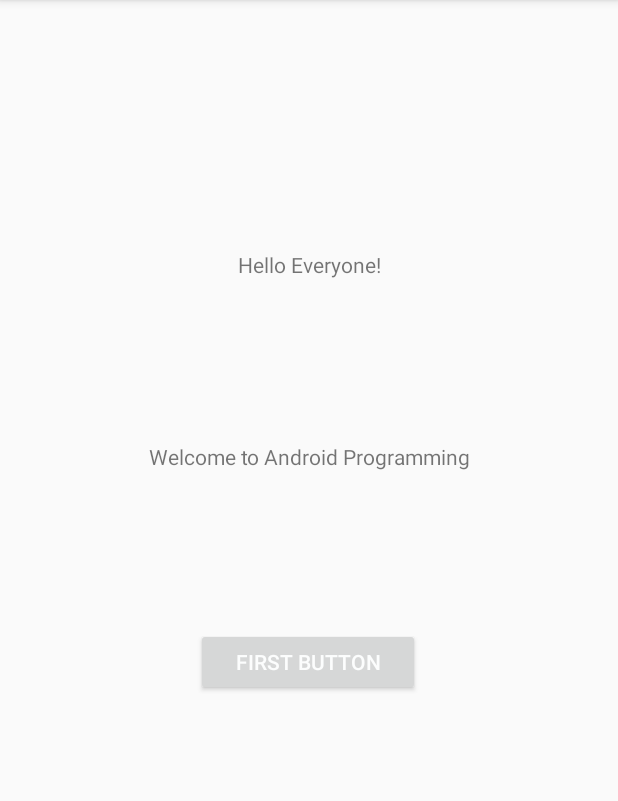
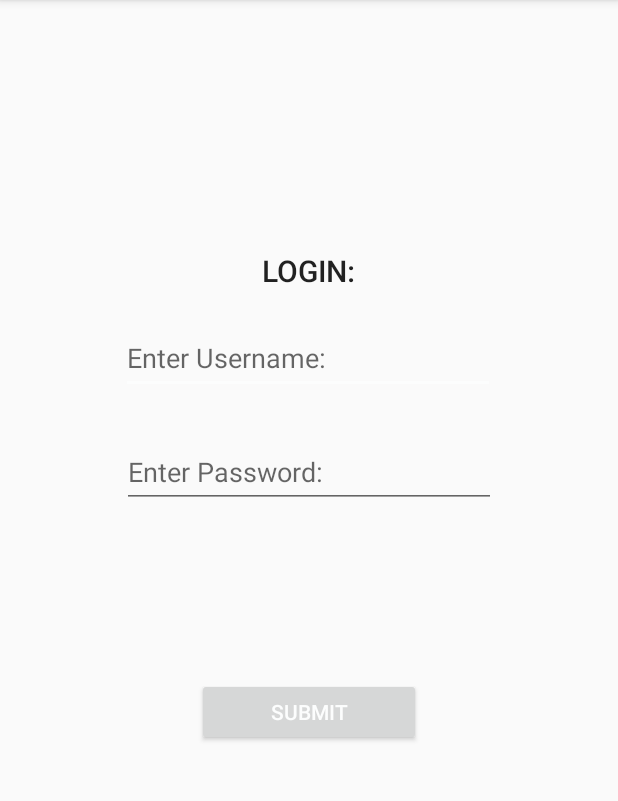
Before and after one commit to c-swa/web-and-mobile-programming, an Android app: the screen it shows after launch (MainActivity), on a phone screen of 412 x 824 dp, the part 84-885 px from its top. Run offline under Robolectric (Android 15) with nearby library versions, the phone set to English and light mode, and no system bars.

Commit message:
ICP 8 updated
ICP 8 updated.

```diff
--- a/ICP 8/Mobile_Lesson1/HelloWorldApp/app/src/main/AndroidManifest.xml
+++ b/ICP 8/Mobile_Lesson1/HelloWorldApp/app/src/main/AndroidManifest.xml
@@ -1,6 +1,8 @@
 <?xml version="1.0" encoding="utf-8"?>
 <manifest xmlns:android="http://schemas.android.com/apk/res/android"
     package="com.csee5590.helloworldapp">
+
+    <uses-permission android:name="android.permission.INTERNET" />
 
     <application
         android:allowBackup="true"
--- a/ICP 8/Mobile_Lesson1/HelloWorldApp/app/src/main/res/layout/activity_main.xml
+++ b/ICP 8/Mobile_Lesson1/HelloWorldApp/app/src/main/res/layout/activity_main.xml
@@ -7,35 +7,57 @@
     tools:context=".MainActivity">
 
     <TextView
-        android:id="@+id/helloEveryoneText"
+        android:id="@+id/LOGINtext"
         android:layout_width="wrap_content"
         android:layout_height="40dp"
-        android:text="Hello Everyone!"
+
+        android:textAppearance="@style/TextAppearance.AppCompat.Title"
+        android:textAllCaps="true"
+        android:text="Login:"
         app:layout_constraintBottom_toBottomOf="parent"
         app:layout_constraintLeft_toLeftOf="parent"
         app:layout_constraintRight_toRightOf="parent"
         app:layout_constraintTop_toTopOf="parent"
         app:layout_constraintVertical_bias="0.229" />
 
-    <TextView
-        android:id="@+id/aPtextView"
-        android:layout_width="wrap_content"
-        android:layout_height="64dp"
+    <EditText
+        android:id="@+id/usernameEdit"
+        android:layout_width="249dp"
+        android:layout_height="47dp"
         android:layout_marginStart="8dp"
         android:layout_marginLeft="8dp"
         android:layout_marginTop="8dp"
         android:layout_marginEnd="8dp"
         android:layout_marginRight="8dp"
         android:layout_marginBottom="8dp"
-        android:text="Welcome to Android Programming"
+        android:hint="Enter Username:"
+        app:layout_constraintBottom_toBottomOf="parent"
+        app:layout_constraintEnd_toEndOf="parent"
+        app:layout_constraintHorizontal_bias="0.497"
+        app:layout_constraintStart_toStartOf="parent"
+        app:layout_constraintTop_toTopOf="parent"
+        app:layout_constraintVertical_bias="0.294" />
+
+    <EditText
+        android:id="@+id/passwordEdit"
+        android:layout_width="249dp"
+        android:layout_height="47dp"
+        android:layout_marginStart="8dp"
+        android:layout_marginLeft="8dp"
+        android:layout_marginTop="8dp"
+        android:layout_marginEnd="8dp"
+        android:layout_marginRight="8dp"
+        android:layout_marginBottom="8dp"
+        android:hint="Enter Password:"
         app:layout_constraintBottom_toBottomOf="parent"
         app:layout_constraintEnd_toEndOf="parent"
         app:layout_constraintStart_toStartOf="parent"
         app:layout_constraintTop_toTopOf="parent"
-        app:layout_constraintVertical_bias="0.417" />
+        app:layout_constraintVertical_bias="0.402"
+        />
 
     <Button
-        android:id="@+id/button"
+        android:id="@+id/submit"
         android:layout_width="149dp"
         android:layout_height="45dp"
         android:layout_marginStart="8dp"
@@ -44,14 +66,13 @@
         android:layout_marginEnd="8dp"
         android:layout_marginRight="8dp"
         android:layout_marginBottom="8dp"
-        android:text="First Button"
+        android:text="SUBMIT"
         android:textColor="@color/colorAccent"
         app:layout_constraintBottom_toBottomOf="parent"
         app:layout_constraintEnd_toEndOf="parent"
-        app:layout_constraintHorizontal_bias="0.498"
         app:layout_constraintStart_toStartOf="parent"
         app:layout_constraintTop_toTopOf="parent"
-        app:layout_constraintVertical_bias="0.581"
+        app:layout_constraintVertical_bias="0.628"
         tools:background="@color/colorPrimary" />
 
 </android.support.constraint.ConstraintLayout>
```
